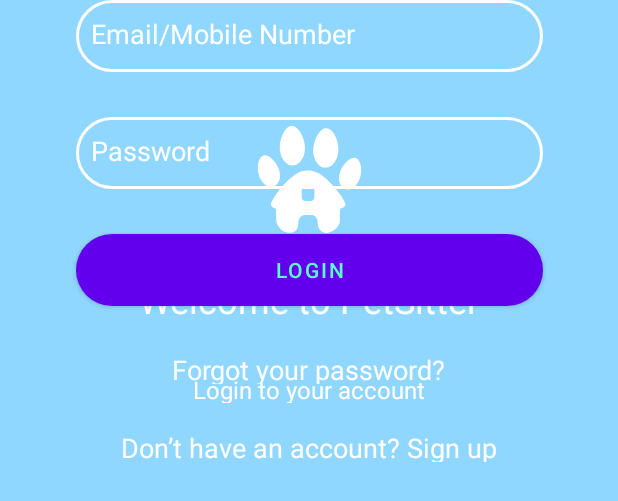
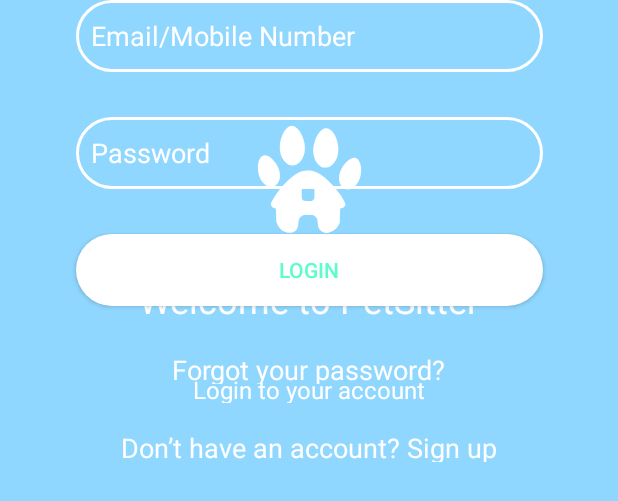
Before and after one commit to diogopjesus/PetSitter, an Android app: the layout activity_login.xml on its own in the app's theme, with its tools: preview values and no code run, on a phone screen of 412 x 824 dp. Shown: the top 501 px of the screen. Run offline under Robolectric (Android 15) with nearby library versions, the phone set to English and light mode, and no system bars.

Commit message:
Pequenas alterações

```diff
--- a/app/src/main/res/layout/activity_login.xml
+++ b/app/src/main/res/layout/activity_login.xml
@@ -51,7 +51,7 @@
 
     </TextView>
 
-    <TextView
+    <EditText
         android:id="@+id/textView3"
         android:layout_width="311dp"
         android:layout_height="48dp"
@@ -65,7 +65,7 @@
         tools:layout_editor_absoluteY="305dp"
         tools:ignore="MissingConstraints" />
 
-    <TextView
+    <EditText
         android:id="@+id/textView4"
         android:layout_width="311dp"
         android:layout_height="48dp"
@@ -79,7 +79,7 @@
         app:layout_constraintStart_toStartOf="parent"
         app:layout_constraintTop_toBottomOf="@+id/textView3" />
 
-    <Button
+    <androidx.appcompat.widget.AppCompatButton
         android:id="@+id/login_btn"
         android:layout_width="311dp"
         android:layout_height="48dp"
```
